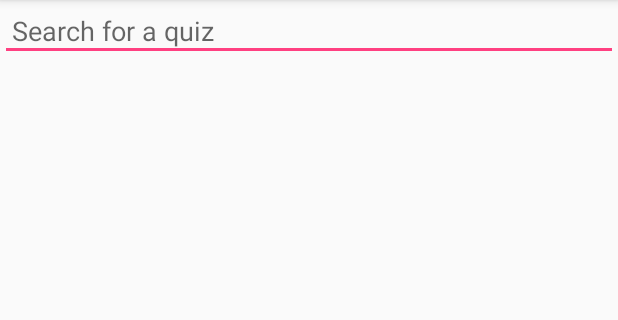
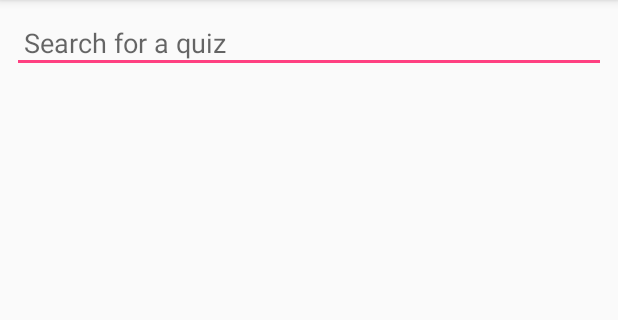
Before and after one commit to Darrennchan8/quizard, an Android app: the FindQuizActivity screen opened directly, with no data from a screen before it, on a phone screen of 412 x 824 dp, the part 84-404 px from its top. Run offline under Robolectric (Android 15) with nearby library versions, the phone set to English and light mode, and no system bars; our stand-ins replace Firebase (no records; nobody signed in at launch, a user with empty details on screens opened directly).

Commit message:
Add a little padding

```diff
--- a/app/src/main/res/layout/activity_find_quiz.xml
+++ b/app/src/main/res/layout/activity_find_quiz.xml
@@ -1,10 +1,10 @@
 <?xml version="1.0" encoding="utf-8"?>
 <android.widget.LinearLayout xmlns:android="http://schemas.android.com/apk/res/android"
-    xmlns:app="http://schemas.android.com/apk/res-auto"
     xmlns:tools="http://schemas.android.com/tools"
     android:layout_width="match_parent"
     android:layout_height="match_parent"
     android:orientation="vertical"
+    android:padding="8dp"
     tools:context="cmsc355.groupF.quizard.FindQuizActivity">
 
     <AutoCompleteTextView
```
